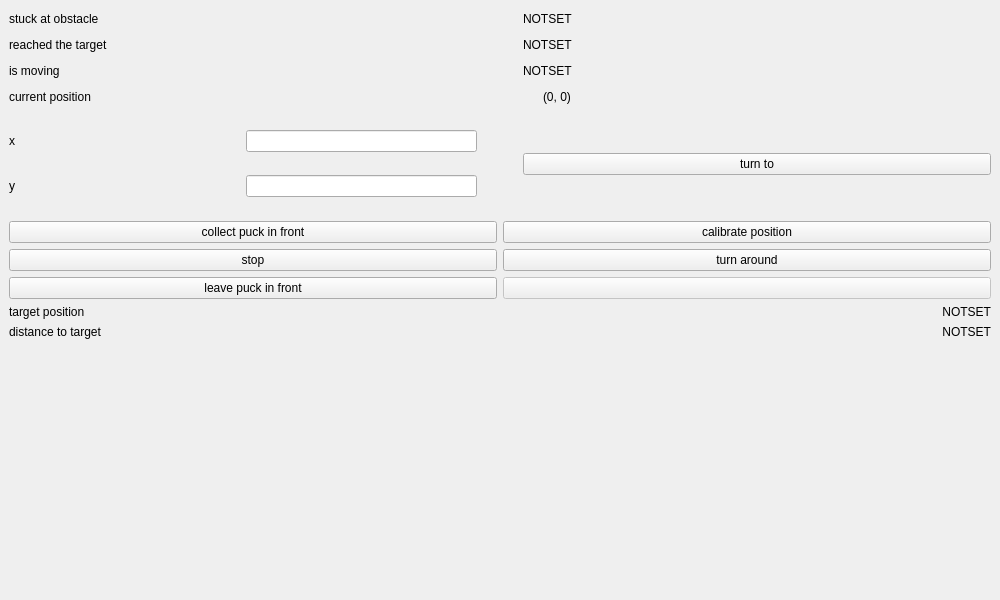
Above: layer/view/view.ui from benediktibk/robohockey before the change. Below: the same form after it.
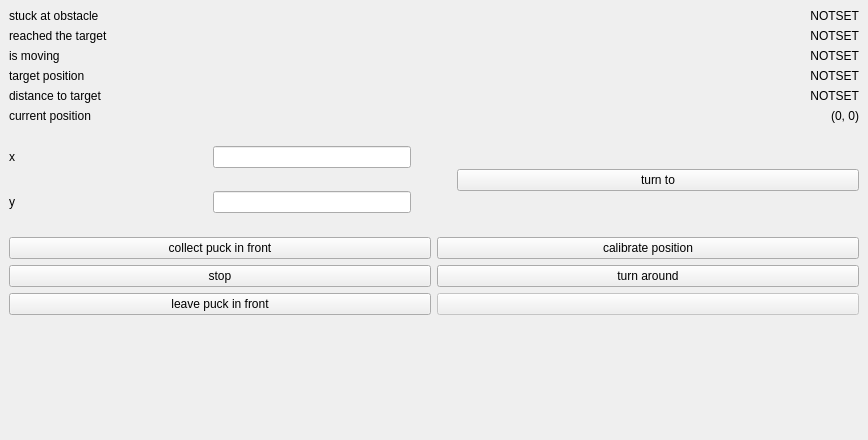
That is the form after the change.

What changed in the file:
```diff
--- a/layer/view/view.ui
+++ b/layer/view/view.ui
@@ -6,8 +6,8 @@
    <rect>
     <x>0</x>
     <y>0</y>
-    <width>1000</width>
-    <height>600</height>
+    <width>868</width>
+    <height>440</height>
    </rect>
   </property>
   <property name="windowTitle">
@@ -18,9 +18,9 @@
     <item>
      <layout class="QVBoxLayout" name="leftLayout">
       <item>
-       <layout class="QHBoxLayout" name="stuckAtObstacleLayout">
-        <item>
-         <widget class="QLabel" name="stuckAtObstacleLabel">
+       <layout class="QGridLayout" name="dataLayout">
+        <item row="4" column="0">
+         <widget class="QLabel" name="targetPositionLabel">
           <property name="sizePolicy">
            <sizepolicy hsizetype="Minimum" vsizetype="Preferred">
             <horstretch>0</horstretch>
@@ -28,44 +28,11 @@
            </sizepolicy>
           </property>
           <property name="text">
-           <string>stuck at obstacle</string>
+           <string>target position</string>
           </property>
          </widget>
         </item>
-        <item>
-         <spacer name="stuckAtObstacleSpacer">
-          <property name="orientation">
-           <enum>Qt::Horizontal</enum>
-          </property>
-          <property name="sizeType">
-           <enum>QSizePolicy::Fixed</enum>
-          </property>
-          <property name="sizeHint" stdset="0">
-           <size>
-            <width>40</width>
-            <height>20</height>
-           </size>
-          </property>
-         </spacer>
-        </item>
-        <item>
-         <widget class="QLabel" name="stuckAtObstacle">
-          <property name="sizePolicy">
-           <sizepolicy hsizetype="Minimum" vsizetype="Preferred">
-            <horstretch>0</horstretch>
-            <verstretch>0</verstretch>
-           </sizepolicy>
-          </property>
-          <property name="text">
-           <string>NOTSET</string>
-          </property>
-         </widget>
-        </item>
-       </layout>
-      </item>
-      <item>
-       <layout class="QHBoxLayout" name="reachedTargetLayout">
-        <item>
+        <item row="2" column="0">
          <widget class="QLabel" name="reachedTargetLabel">
           <property name="sizePolicy">
            <sizepolicy hsizetype="Minimum" vsizetype="Preferred">
@@ -78,24 +45,8 @@
           </property>
          </widget>
         </item>
-        <item>
-         <spacer name="reachedTargetSpacer">
-          <property name="orientation">
-           <enum>Qt::Horizontal</enum>
-          </property>
-          <property name="sizeType">
-           <enum>QSizePolicy::Fixed</enum>
-          </property>
-          <property name="sizeHint" stdset="0">
-           <size>
-            <width>40</width>
-            <height>20</height>
-           </size>
-          </property>
-         </spacer>
-        </item>
-        <item>
-         <widget class="QLabel" name="reachedTarget">
+        <item row="4" column="1">
+         <widget class="QLabel" name="targetPosition">
           <property name="sizePolicy">
            <sizepolicy hsizetype="Minimum" vsizetype="Preferred">
             <horstretch>0</horstretch>
@@ -105,65 +56,41 @@
           <property name="text">
            <string>NOTSET</string>
           </property>
+          <property name="alignment">
+           <set>Qt::AlignRight|Qt::AlignTrailing|Qt::AlignVCenter</set>
+          </property>
          </widget>
         </item>
-       </layout>
-      </item>
-      <item>
-       <layout class="QHBoxLayout" name="isMovingLayout">
-        <item>
-         <widget class="QLabel" name="isMovingLabel">
-          <property name="enabled">
-           <bool>true</bool>
-          </property>
+        <item row="5" column="1">
+         <widget class="QLabel" name="distanceToTarget">
           <property name="sizePolicy">
-           <sizepolicy hsizetype="Minimum" vsizetype="Minimum">
+           <sizepolicy hsizetype="Minimum" vsizetype="Preferred">
             <horstretch>0</horstretch>
             <verstretch>0</verstretch>
            </sizepolicy>
           </property>
           <property name="text">
-           <string>is moving</string>
+           <string>NOTSET</string>
           </property>
+          <property name="alignment">
+           <set>Qt::AlignRight|Qt::AlignTrailing|Qt::AlignVCenter</set>
+          </property>
          </widget>
         </item>
-        <item>
-         <spacer name="isMovingSpacer">
-          <property name="orientation">
-           <enum>Qt::Horizontal</enum>
-          </property>
-          <property name="sizeType">
-           <enum>QSizePolicy::Fixed</enum>
-          </property>
-          <property name="sizeHint" stdset="0">
-           <size>
-            <width>40</width>
-            <height>20</height>
-           </size>
-          </property>
-         </spacer>
-        </item>
-        <item>
-         <widget class="QLabel" name="isMoving">
-          <property name="enabled">
-           <bool>true</bool>
-          </property>
+        <item row="5" column="0">
+         <widget class="QLabel" name="distanceToTargetLabel">
           <property name="sizePolicy">
-           <sizepolicy hsizetype="Minimum" vsizetype="Minimum">
+           <sizepolicy hsizetype="Minimum" vsizetype="Preferred">
             <horstretch>0</horstretch>
             <verstretch>0</verstretch>
            </sizepolicy>
           </property>
           <property name="text">
-           <string>NOTSET</string>
+           <string>distance to target</string>
           </property>
          </widget>
         </item>
-       </layout>
-      </item>
-      <item>
-       <layout class="QHBoxLayout" name="currentPositionLayout">
-        <item>
+        <item row="6" column="0">
          <widget class="QLabel" name="currentPositionLabel">
           <property name="sizePolicy">
            <sizepolicy hsizetype="Minimum" vsizetype="Minimum">
@@ -176,23 +103,7 @@
           </property>
          </widget>
         </item>
-        <item>
-         <spacer name="horizontalSpacer">
-          <property name="orientation">
-           <enum>Qt::Horizontal</enum>
-          </property>
-          <property name="sizeType">
-           <enum>QSizePolicy::Fixed</enum>
-          </property>
-          <property name="sizeHint" stdset="0">
-           <size>
-            <width>80</width>
-            <height>20</height>
-           </size>
-          </property>
-         </spacer>
-        </item>
-        <item>
+        <item row="6" column="1">
          <widget class="QLabel" name="currentPosition">
           <property name="sizePolicy">
            <sizepolicy hsizetype="Minimum" vsizetype="Minimum">
@@ -209,14 +120,97 @@
           <property name="text">
            <string>(0, 0)</string>
           </property>
+          <property name="alignment">
+           <set>Qt::AlignRight|Qt::AlignTrailing|Qt::AlignVCenter</set>
+          </property>
+         </widget>
+        </item>
+        <item row="2" column="1">
+         <widget class="QLabel" name="reachedTarget">
+          <property name="sizePolicy">
+           <sizepolicy hsizetype="Minimum" vsizetype="Preferred">
+            <horstretch>0</horstretch>
+            <verstretch>0</verstretch>
+           </sizepolicy>
+          </property>
+          <property name="text">
+           <string>NOTSET</string>
+          </property>
+          <property name="alignment">
+           <set>Qt::AlignRight|Qt::AlignTrailing|Qt::AlignVCenter</set>
+          </property>
+         </widget>
+        </item>
+        <item row="1" column="1">
+         <widget class="QLabel" name="stuckAtObstacle">
+          <property name="sizePolicy">
+           <sizepolicy hsizetype="Minimum" vsizetype="Preferred">
+            <horstretch>0</horstretch>
+            <verstretch>0</verstretch>
+           </sizepolicy>
+          </property>
+          <property name="text">
+           <string>NOTSET</string>
+          </property>
+          <property name="alignment">
+           <set>Qt::AlignRight|Qt::AlignTrailing|Qt::AlignVCenter</set>
+          </property>
+         </widget>
+        </item>
+        <item row="1" column="0">
+         <widget class="QLabel" name="stuckAtObstacleLabel">
+          <property name="sizePolicy">
+           <sizepolicy hsizetype="Minimum" vsizetype="Preferred">
+            <horstretch>0</horstretch>
+            <verstretch>0</verstretch>
+           </sizepolicy>
+          </property>
+          <property name="text">
+           <string>stuck at obstacle</string>
+          </property>
+         </widget>
+        </item>
+        <item row="3" column="0">
+         <widget class="QLabel" name="isMovingLabel">
+          <property name="enabled">
+           <bool>true</bool>
+          </property>
+          <property name="sizePolicy">
+           <sizepolicy hsizetype="Minimum" vsizetype="Minimum">
+            <horstretch>0</horstretch>
+            <verstretch>0</verstretch>
+           </sizepolicy>
+          </property>
+          <property name="text">
+           <string>is moving</string>
+          </property>
+         </widget>
+        </item>
+        <item row="3" column="1">
+         <widget class="QLabel" name="isMoving">
+          <property name="enabled">
+           <bool>true</bool>
+          </property>
+          <property name="sizePolicy">
+           <sizepolicy hsizetype="Minimum" vsizetype="Minimum">
+            <horstretch>0</horstretch>
+            <verstretch>0</verstretch>
+           </sizepolicy>
+          </property>
+          <property name="text">
+           <string>NOTSET</string>
+          </property>
+          <property name="alignment">
+           <set>Qt::AlignRight|Qt::AlignTrailing|Qt::AlignVCenter</set>
+          </property>
          </widget>
         </item>
        </layout>
       </item>
       <item>
-       <layout class="QHBoxLayout" name="horizontalLayout">
+       <layout class="QHBoxLayout" name="turnToLayout">
         <item>
-         <layout class="QGridLayout" name="turnToLayout">
+         <layout class="QGridLayout" name="turnToPositionLayout">
           <item row="1" column="0">
            <widget class="QLabel" name="turnToLabelY">
             <property name="text">
@@ -276,7 +270,7 @@
          </spacer>
         </item>
         <item>
-         <layout class="QVBoxLayout" name="verticalLayout">
+         <layout class="QVBoxLayout" name="turnToButtonLayout">
           <item>
            <spacer name="turnToSpacer2">
             <property name="orientation">
@@ -399,68 +393,6 @@
         </item>
        </layout>
       </item>
-      <item>
-       <layout class="QGridLayout" name="targetLayout">
-        <item row="1" column="0">
-         <widget class="QLabel" name="targetPositionLabel">
-          <property name="sizePolicy">
-           <sizepolicy hsizetype="Minimum" vsizetype="Preferred">
-            <horstretch>0</horstretch>
-            <verstretch>0</verstretch>
-           </sizepolicy>
-          </property>
-          <property name="text">
-           <string>target position</string>
-          </property>
-         </widget>
-        </item>
-        <item row="1" column="1">
-         <widget class="QLabel" name="targetPosition">
-          <property name="sizePolicy">
-           <sizepolicy hsizetype="Minimum" vsizetype="Preferred">
-            <horstretch>0</horstretch>
-            <verstretch>0</verstretch>
-           </sizepolicy>
-          </property>
-          <property name="text">
-           <string>NOTSET</string>
-          </property>
-          <property name="alignment">
-           <set>Qt::AlignRight|Qt::AlignTrailing|Qt::AlignVCenter</set>
-          </property>
-         </widget>
-        </item>
-        <item row="2" column="0">
-         <widget class="QLabel" name="distanceToTargetLabel">
-          <property name="sizePolicy">
-           <sizepolicy hsizetype="Minimum" vsizetype="Preferred">
-            <horstretch>0</horstretch>
-            <verstretch>0</verstretch>
-           </sizepolicy>
-          </property>
-          <property name="text">
-           <string>distance to target</string>
-          </property>
-         </widget>
-        </item>
-        <item row="2" column="1">
-         <widget class="QLabel" name="distanceToTarget">
-          <property name="sizePolicy">
-           <sizepolicy hsizetype="Minimum" vsizetype="Preferred">
-            <horstretch>0</horstretch>
-            <verstretch>0</verstretch>
-           </sizepolicy>
-          </property>
-          <property name="text">
-           <string>NOTSET</string>
-          </property>
-          <property name="alignment">
-           <set>Qt::AlignRight|Qt::AlignTrailing|Qt::AlignVCenter</set>
-          </property>
-         </widget>
-        </item>
-       </layout>
-      </item>
       <item>
        <spacer name="verticalSpacer">
         <property name="orientation">
```
Left out of the diff: 10 changed lines with no effect on the pictures.
